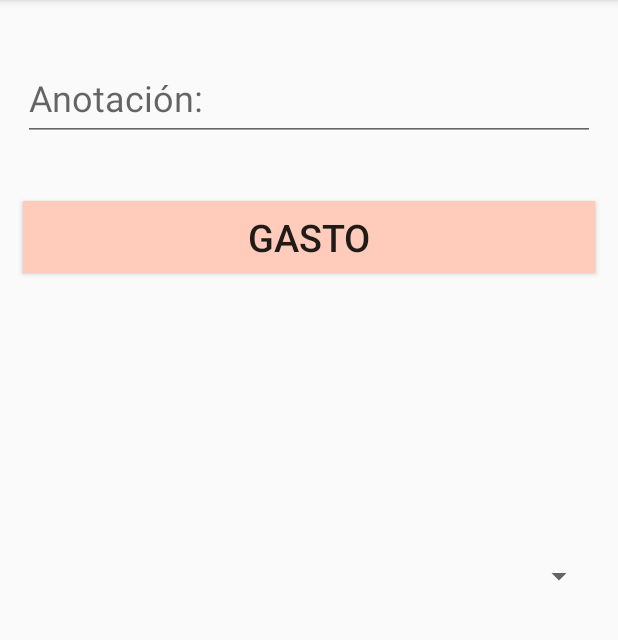
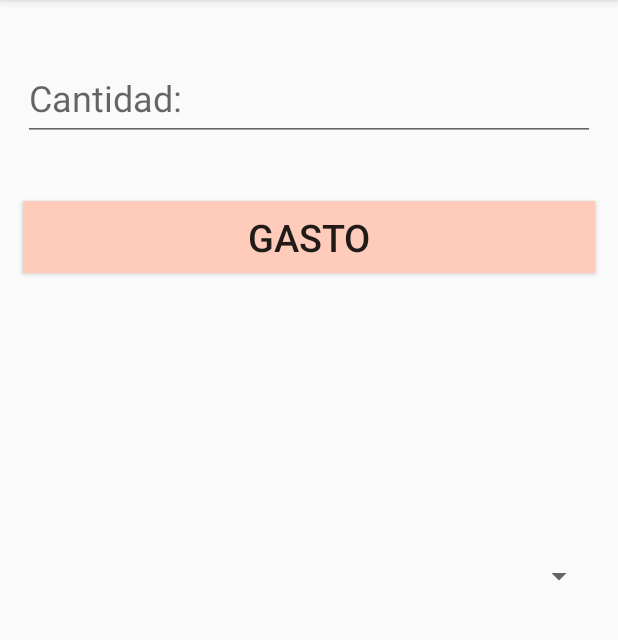
Before and after one commit to alvarotellez/gestionDay, an Android app: the fragment AgregarFragment placed in its activity, on a phone screen of 412 x 824 dp, the part 84-724 px from its top. Run offline under Robolectric (Android 15) with nearby library versions, the phone set to English and light mode, and no system bars.

```diff
--- a/app/src/main/res/values/strings.xml
+++ b/app/src/main/res/values/strings.xml
@@ -15,6 +15,6 @@
 
 
     <!--String del fragment_agregar.xml-->
-    <string name="lblAnotacion">Anotación:</string>
+    <string name="lblAnotacion">Cantidad:</string>
     <string name="lblNota">Nota:</string>
 </resources>
```
